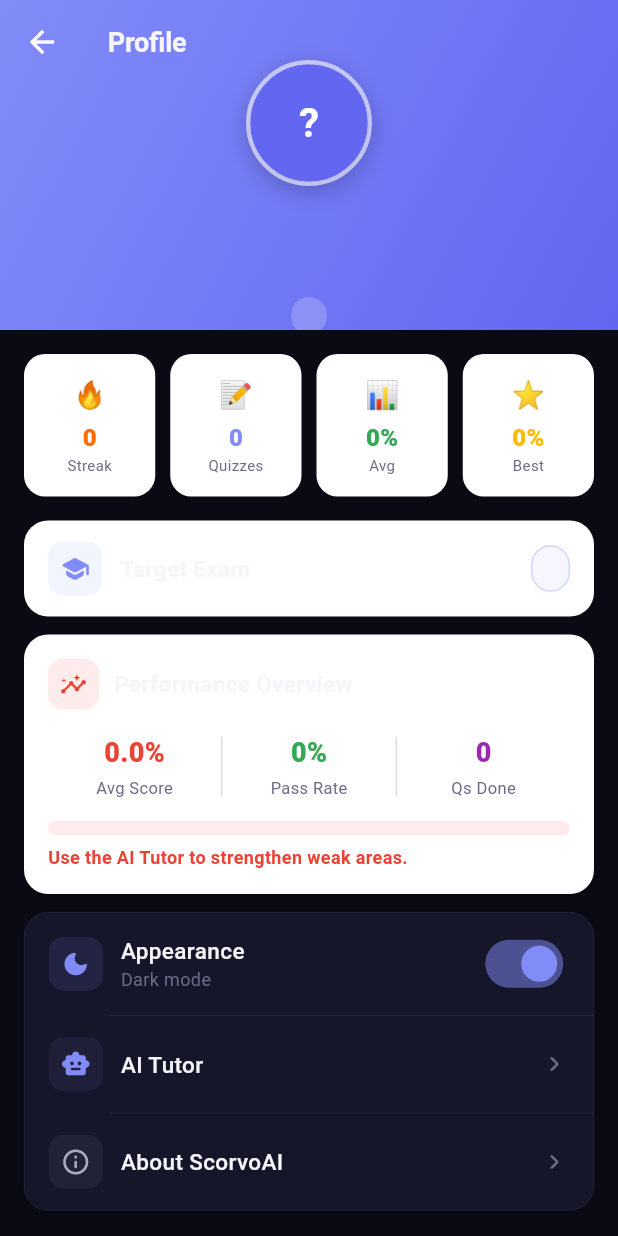
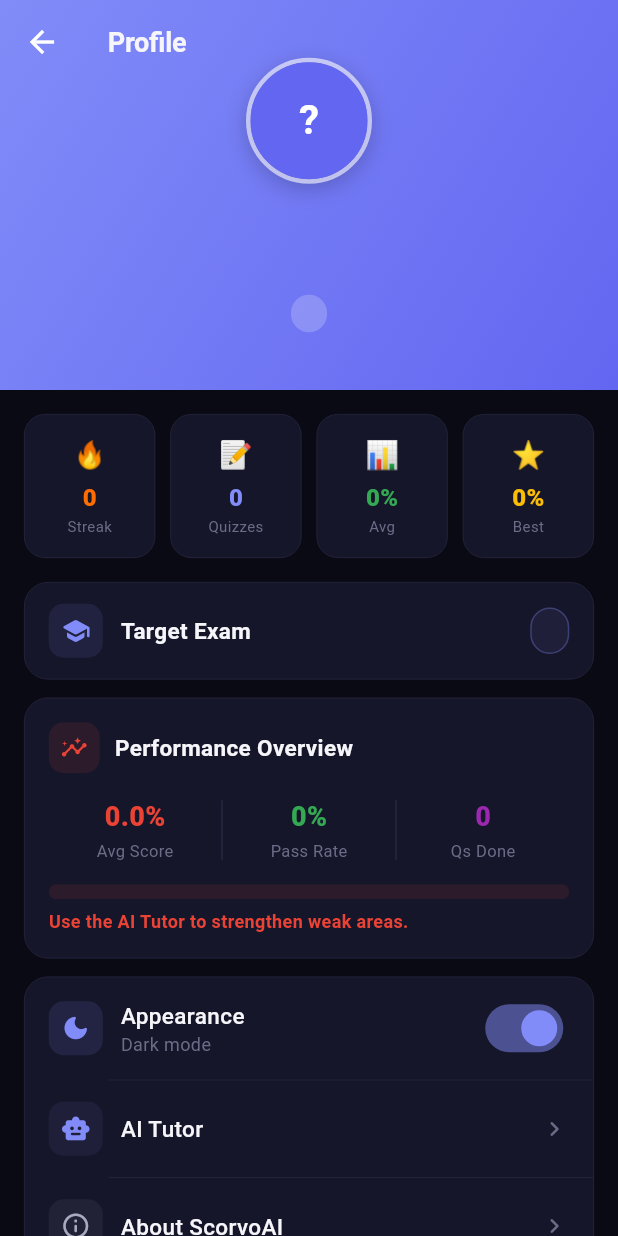
Before and after one commit to abhi9716/ScorvoAI, a Flutter app: the ProfileScreen screen opened directly, on a phone screen of 412 x 824 dp. Run offline on Flutter 3.47's test engine with Material 3 defaults, Android fonts, the phone set to English and light mode, and no system bars; our stand-ins replace cloud_firestore, firebase_auth, firebase_core, fl_chart, flutter_riverpod, google_sign_in and 2 more; missing offline and left inert: google_mlkit_text_recognition, gpt_markdown; accounts and stored records are empty; generated files the repository leaves out were written again.

Commit message:
fix(profile): white-on-white card bg + SliverAppBar overflow
- Replace 4 occurrences of color: Colors.white card backgrounds
  with AppColors.surface (was making text invisible in dark mode
  because both bg and text were white)
- Swap black box-shadow for AppColors.surfaceLine border so cards
  stay defined in both themes
- Replace hardcoded Color(0xffe0e0e0) dividers with AppColors.surfaceLine
- SliverAppBar: expandedHeight 220 -> 260 and removed the extra
  SizedBox(40); content was ~226px which overflowed the 220 frame

```diff
--- a/mobile/lib/screens/profile_screen.dart
+++ b/mobile/lib/screens/profile_screen.dart
@@ -117,7 +117,7 @@ class _ProfileScreenState extends State<ProfileScreen> {
         : '?';
 
     return SliverAppBar(
-      expandedHeight: 220,
+      expandedHeight: 260,
       pinned: true,
       backgroundColor: AppColors.indigoBright,
       foregroundColor: Colors.white,
@@ -135,7 +135,6 @@ class _ProfileScreenState extends State<ProfileScreen> {
             child: Column(
               mainAxisAlignment: MainAxisAlignment.center,
               children: [
-                const SizedBox(height: 40),
                 Container(
                   width: 84,
                   height: 84,
@@ -208,9 +207,9 @@ class _ProfileScreenState extends State<ProfileScreen> {
       child: Container(
         padding: const EdgeInsets.symmetric(vertical: 14),
         decoration: BoxDecoration(
-          color: Colors.white,
+          color: AppColors.surface,
           borderRadius: BorderRadius.circular(14),
-          boxShadow: [BoxShadow(color: Colors.black.withValues(alpha: 0.04), blurRadius: 8, offset: const Offset(0, 2))],
+          border: Border.all(color: AppColors.surfaceLine, width: 0.5),
         ),
         child: Column(
           children: [
@@ -248,9 +247,9 @@ class _ProfileScreenState extends State<ProfileScreen> {
       width: double.infinity,
       padding: const EdgeInsets.all(16),
       decoration: BoxDecoration(
-        color: Colors.white,
+        color: AppColors.surface,
         borderRadius: BorderRadius.circular(16),
-        boxShadow: [BoxShadow(color: Colors.black.withValues(alpha: 0.04), blurRadius: 8, offset: const Offset(0, 2))],
+        border: Border.all(color: AppColors.surfaceLine, width: 0.5),
       ),
       child: Column(
         crossAxisAlignment: CrossAxisAlignment.start,
@@ -294,9 +293,9 @@ class _ProfileScreenState extends State<ProfileScreen> {
     return Container(
       padding: const EdgeInsets.all(16),
       decoration: BoxDecoration(
-        color: Colors.white,
+        color: AppColors.surface,
         borderRadius: BorderRadius.circular(16),
-        boxShadow: [BoxShadow(color: Colors.black.withValues(alpha: 0.04), blurRadius: 8, offset: const Offset(0, 2))],
+        border: Border.all(color: AppColors.surfaceLine, width: 0.5),
       ),
       child: Column(
         crossAxisAlignment: CrossAxisAlignment.start,
@@ -316,9 +315,9 @@ class _ProfileScreenState extends State<ProfileScreen> {
           Row(
             children: [
               Expanded(child: _perfStat('Avg Score', '${avg.toStringAsFixed(1)}%', color)),
-              Container(width: 1, height: 40, color: const Color(0xffe0e0e0)),
+              Container(width: 1, height: 40, color: AppColors.surfaceLine),
               Expanded(child: _perfStat('Pass Rate', '${passRate.toStringAsFixed(0)}%', const Color(0xff34a853))),
-              Container(width: 1, height: 40, color: const Color(0xffe0e0e0)),
+              Container(width: 1, height: 40, color: AppColors.surfaceLine),
               Expanded(child: _perfStat('Qs Done', '$totalQ', const Color(0xff9c27b0))),
             ],
           ),
@@ -485,9 +484,9 @@ class _ProfileScreenState extends State<ProfileScreen> {
     return Container(
       padding: const EdgeInsets.symmetric(horizontal: 16, vertical: 14),
       decoration: BoxDecoration(
-        color: Colors.white,
+        color: AppColors.surface,
         borderRadius: BorderRadius.circular(16),
-        boxShadow: [BoxShadow(color: Colors.black.withValues(alpha: 0.04), blurRadius: 8, offset: const Offset(0, 2))],
+        border: Border.all(color: AppColors.surfaceLine, width: 0.5),
       ),
       child: Row(
         children: [
```
